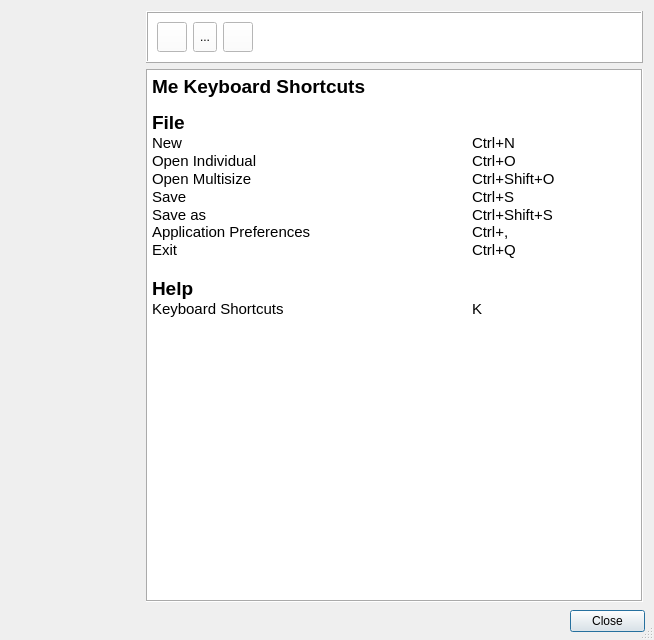
Qt form src/app/seamlyme/dialogs/me_shortcuts_dialog.ui (FashionFreedom/Seamly2D) before a commit.
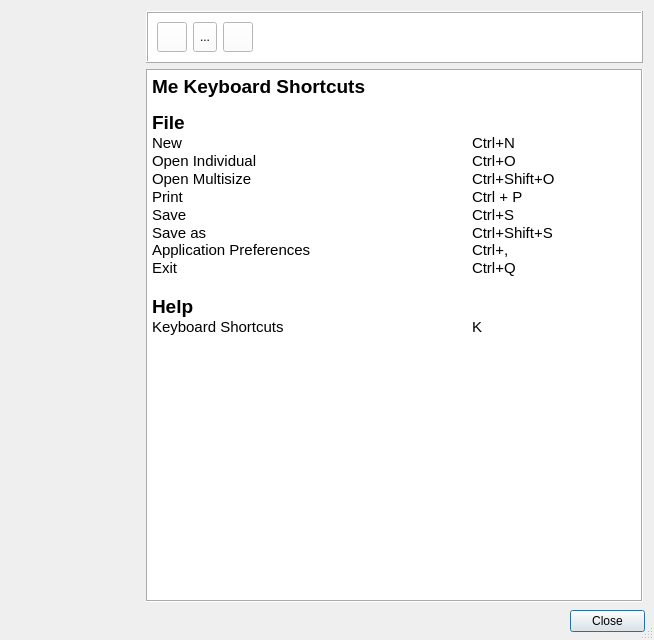
The same form after that commit. Icons and pictures are not drawn.

Diff of the .ui file:
```diff
--- a/src/app/seamlyme/dialogs/me_shortcuts_dialog.ui
+++ b/src/app/seamlyme/dialogs/me_shortcuts_dialog.ui
@@ -348,13 +348,14 @@
          <string notr="true">&lt;!DOCTYPE HTML PUBLIC &quot;-//W3C//DTD HTML 4.0//EN&quot; &quot;http://www.w3.org/TR/REC-html40/strict.dtd&quot;&gt;
 &lt;html&gt;&lt;head&gt;&lt;meta name=&quot;qrichtext&quot; content=&quot;1&quot; /&gt;&lt;title&gt;Seamly2S Shortcuts&lt;/title&gt;&lt;style type=&quot;text/css&quot;&gt;
 p, li { white-space: pre-wrap; }
-&lt;/style&gt;&lt;/head&gt;&lt;body style=&quot; font-size:8.25pt; font-weight:400; font-style:normal;&quot;&gt;
+&lt;/style&gt;&lt;/head&gt;&lt;body style=&quot; font-family:'MS Shell Dlg 2'; font-size:8.25pt; font-weight:400; font-style:normal;&quot;&gt;
 &lt;p style=&quot; margin-top:0px; margin-bottom:0px; margin-left:0px; margin-right:0px; -qt-block-indent:0; text-indent:0px;&quot;&gt;&lt;span style=&quot; font-size:14pt; font-weight:600;&quot;&gt;Me Keyboard Shortcuts	&lt;/span&gt;&lt;span style=&quot; font-size:11pt;&quot;&gt;	&lt;/span&gt;&lt;/p&gt;
 &lt;p style=&quot;-qt-paragraph-type:empty; margin-top:0px; margin-bottom:0px; margin-left:0px; margin-right:0px; -qt-block-indent:0; text-indent:0px;&quot;&gt;&lt;br /&gt;&lt;/p&gt;
 &lt;p style=&quot; margin-top:0px; margin-bottom:0px; margin-left:0px; margin-right:0px; -qt-block-indent:0; text-indent:0px;&quot;&gt;&lt;span style=&quot; font-size:14pt; font-weight:600;&quot;&gt;File&lt;/span&gt;&lt;/p&gt;
 &lt;p style=&quot; margin-top:0px; margin-bottom:0px; margin-left:0px; margin-right:0px; -qt-block-indent:0; text-indent:0px;&quot;&gt;&lt;span style=&quot; font-size:11pt;&quot;&gt;New				Ctrl+N&lt;/span&gt;&lt;/p&gt;
 &lt;p style=&quot; margin-top:0px; margin-bottom:0px; margin-left:0px; margin-right:0px; -qt-block-indent:0; text-indent:0px;&quot;&gt;&lt;span style=&quot; font-size:11pt;&quot;&gt;Open Individual			Ctrl+O&lt;/span&gt;&lt;/p&gt;
 &lt;p style=&quot; margin-top:0px; margin-bottom:0px; margin-left:0px; margin-right:0px; -qt-block-indent:0; text-indent:0px;&quot;&gt;&lt;span style=&quot; font-size:11pt;&quot;&gt;Open Multisize			Ctrl+Shift+O&lt;/span&gt;&lt;/p&gt;
+&lt;p style=&quot; margin-top:0px; margin-bottom:0px; margin-left:0px; margin-right:0px; -qt-block-indent:0; text-indent:0px;&quot;&gt;&lt;span style=&quot; font-size:11pt;&quot;&gt;Print				Ctrl + P&lt;/span&gt;&lt;/p&gt;
 &lt;p style=&quot; margin-top:0px; margin-bottom:0px; margin-left:0px; margin-right:0px; -qt-block-indent:0; text-indent:0px;&quot;&gt;&lt;span style=&quot; font-size:11pt;&quot;&gt;Save				Ctrl+S&lt;/span&gt;&lt;/p&gt;
 &lt;p style=&quot; margin-top:0px; margin-bottom:0px; margin-left:0px; margin-right:0px; -qt-block-indent:0; text-indent:0px;&quot;&gt;&lt;span style=&quot; font-size:11pt;&quot;&gt;Save as				Ctrl+Shift+S&lt;br /&gt;Application Preferences			Ctrl+,&lt;/span&gt;&lt;/p&gt;
 &lt;p style=&quot; margin-top:0px; margin-bottom:0px; margin-left:0px; margin-right:0px; -qt-block-indent:0; text-indent:0px;&quot;&gt;&lt;span style=&quot; font-size:11pt;&quot;&gt;Exit				Ctrl+Q&lt;/span&gt;&lt;/p&gt;
```
